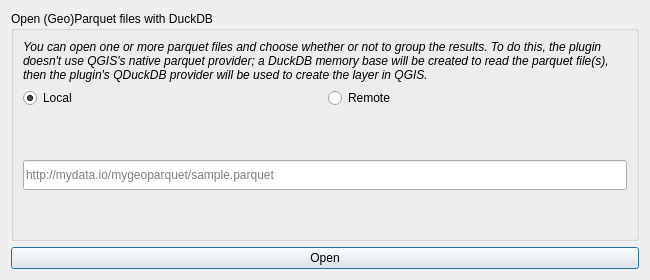
The window that qduckdb/gui/dlg_open_parquet.ui (gizmodata/qgizmosql) describes before a commit, drawn with Qt 5.
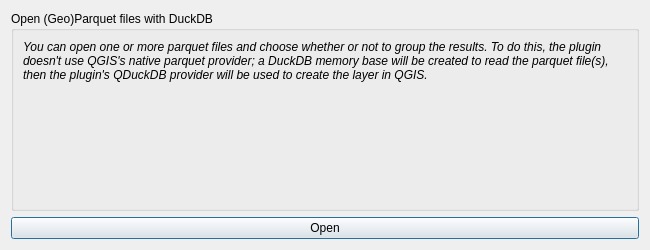
The same window after the commit. Custom widgets are drawn as their Qt base class.

Commit message: dlg_open_parquet: We use the QgsFileWidget for remote urls and local parquets. No need for radio buttons

Diff of the .ui file:
```diff
--- a/qduckdb/gui/dlg_open_parquet.ui
+++ b/qduckdb/gui/dlg_open_parquet.ui
@@ -7,19 +7,19 @@
     <x>0</x>
     <y>0</y>
     <width>650</width>
-    <height>280</height>
+    <height>250</height>
    </rect>
   </property>
   <property name="minimumSize">
    <size>
     <width>650</width>
-    <height>280</height>
+    <height>250</height>
    </size>
   </property>
   <property name="maximumSize">
    <size>
     <width>650</width>
-    <height>280</height>
+    <height>250</height>
    </size>
   </property>
   <property name="windowTitle">
@@ -32,66 +32,11 @@
       <string>Open (Geo)Parquet files with DuckDB</string>
      </property>
      <layout class="QGridLayout" name="gridLayout">
-      <item row="1" column="0">
-       <widget class="QRadioButton" name="rb_local_file">
-        <property name="text">
-         <string>Local</string>
-        </property>
-        <property name="checked">
-         <bool>true</bool>
-        </property>
-       </widget>
-      </item>
-      <item row="4" column="0" colspan="2">
-       <widget class="QgsProjectionSelectionWidget" name="qw_crs">
-        <property name="minimumSize">
-         <size>
-          <width>0</width>
-          <height>30</height>
-         </size>
-        </property>
-        <property name="maximumSize">
-         <size>
-          <width>16777215</width>
-          <height>30</height>
-         </size>
-        </property>
-       </widget>
-      </item>
-      <item row="0" column="0" colspan="2">
-       <widget class="QLabel" name="label">
-        <property name="text">
-         <string>&lt;html&gt;&lt;head/&gt;&lt;body&gt;&lt;p&gt;&lt;span style=&quot; font-style:italic;&quot;&gt;You can open one or more parquet files and choose whether or not to group the results. To do this, the plugin doesn't use QGIS's native parquet provider; a DuckDB memory base will be created to read the parquet file(s), then the plugin's QDuckDB provider will be used to create the layer in QGIS.&lt;/span&gt;&lt;/p&gt;&lt;/body&gt;&lt;/html&gt;</string>
-        </property>
-        <property name="wordWrap">
-         <bool>true</bool>
-        </property>
-       </widget>
-      </item>
       <item row="2" column="0" colspan="2">
-       <widget class="QgsFileWidget" name="qfw_local_file">
+       <widget class="QgsProjectionSelectionWidget" name="qw_crs">
         <property name="minimumSize">
          <size>
           <width>0</width>
-          <height>40</height>
-         </size>
-        </property>
-        <property name="maximumSize">
-         <size>
-          <width>16777215</width>
-          <height>40</height>
-         </size>
-        </property>
-        <property name="storageMode">
-         <enum>QgsFileWidget::GetMultipleFiles</enum>
-        </property>
-       </widget>
-      </item>
-      <item row="3" column="0" colspan="2">
-       <widget class="QLineEdit" name="le_remote_url">
-        <property name="minimumSize">
-         <size>
-          <width>0</width>
           <height>30</height>
          </size>
         </property>
@@ -101,22 +46,9 @@
           <height>30</height>
          </size>
         </property>
-        <property name="inputMask">
-         <string/>
-        </property>
-        <property name="placeholderText">
-         <string>http://mydata.io/mygeoparquet/sample.parquet</string>
-        </property>
        </widget>
       </item>
-      <item row="1" column="1">
-       <widget class="QRadioButton" name="rb_remote_file">
-        <property name="text">
-         <string>Remote</string>
-        </property>
-       </widget>
-      </item>
-      <item row="5" column="0">
+      <item row="3" column="0">
        <spacer name="verticalSpacer">
         <property name="orientation">
          <enum>Qt::Vertical</enum>
@@ -129,6 +61,35 @@
         </property>
        </spacer>
       </item>
+      <item row="1" column="0" colspan="2">
+       <widget class="QgsFileWidget" name="qfw_local_file">
+        <property name="minimumSize">
+         <size>
+          <width>0</width>
+          <height>40</height>
+         </size>
+        </property>
+        <property name="maximumSize">
+         <size>
+          <width>16777215</width>
+          <height>40</height>
+         </size>
+        </property>
+        <property name="storageMode">
+         <enum>QgsFileWidget::GetMultipleFiles</enum>
+        </property>
+       </widget>
+      </item>
+      <item row="0" column="0" colspan="2">
+       <widget class="QLabel" name="label">
+        <property name="text">
+         <string>&lt;html&gt;&lt;head/&gt;&lt;body&gt;&lt;p&gt;&lt;span style=&quot; font-style:italic;&quot;&gt;You can open one or more parquet files and choose whether or not to group the results. To do this, the plugin doesn't use QGIS's native parquet provider; a DuckDB memory base will be created to read the parquet file(s), then the plugin's QDuckDB provider will be used to create the layer in QGIS.&lt;/span&gt;&lt;/p&gt;&lt;/body&gt;&lt;/html&gt;</string>
+        </property>
+        <property name="wordWrap">
+         <bool>true</bool>
+        </property>
+       </widget>
+      </item>
      </layout>
     </widget>
    </item>
```
The commit also changes 4 other files.
